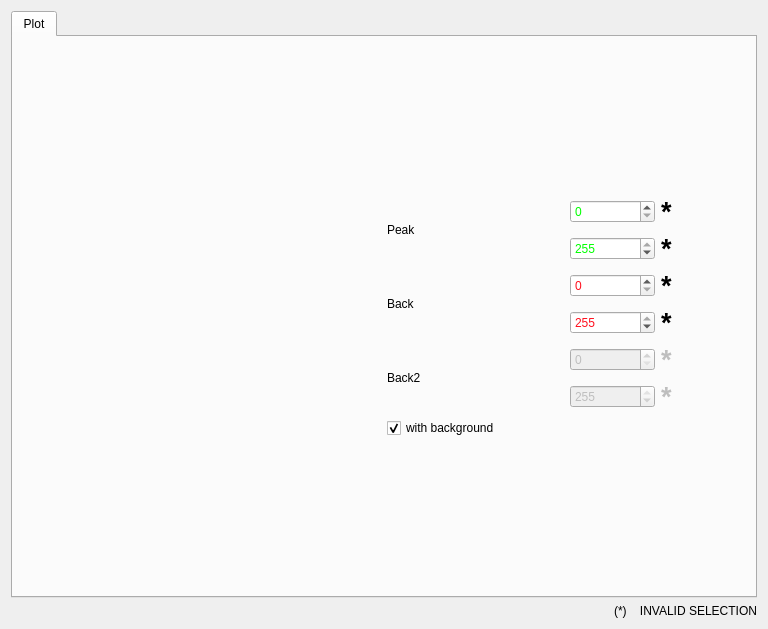
Qt form RefRed/interfaces/plot_dialog_refl_interface.ui (neutrons/RefRed) before a commit.
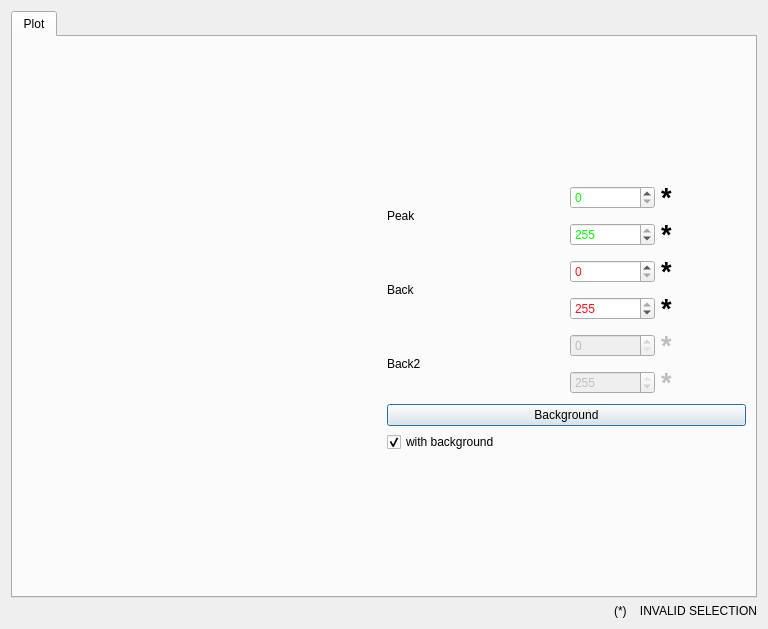
The same form after that commit. Icons and pictures are not drawn. Custom widgets are drawn as their Qt base class.

Commit message: TableData class

Diff of the .ui file:
```diff
--- a/RefRed/interfaces/plot_dialog_refl_interface.ui
+++ b/RefRed/interfaces/plot_dialog_refl_interface.ui
@@ -516,6 +516,17 @@
              </item>
             </layout>
            </item>
+           <item>
+            <widget class="QPushButton" name="pushButton">
+             <property name="text">
+              <string>Background</string>
+             </property>
+             <property name="icon">
+              <iconset resource="../icons/icons.qrc">
+               <normaloff>:/General/cogwheel.png</normaloff>:/General/cogwheel.png</iconset>
+             </property>
+            </widget>
+           </item>
            <item>
             <widget class="QCheckBox" name="plot_back_flag">
              <property name="text">
```
The commit also changes 28 other files.
